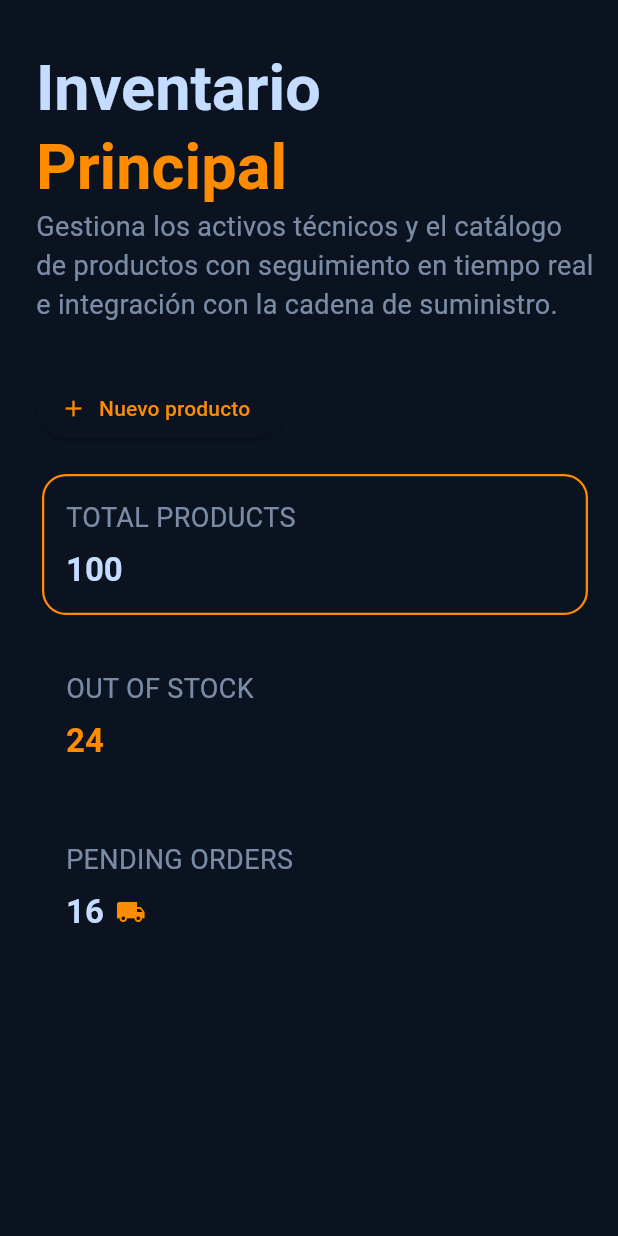
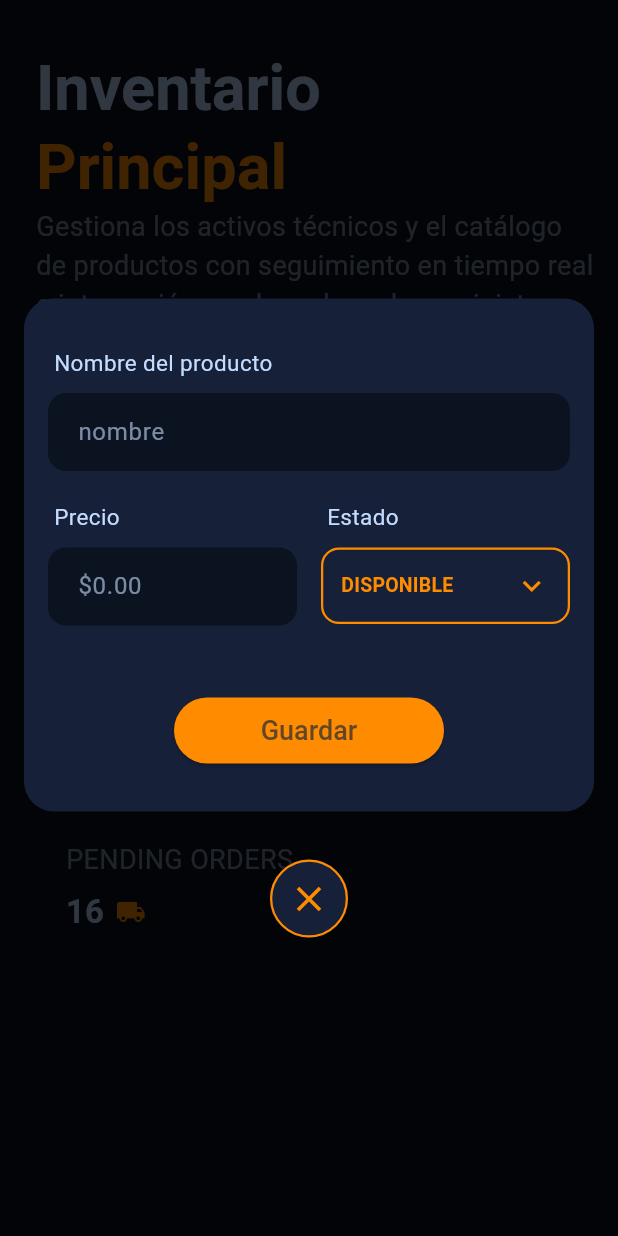
Before and after one commit to TAMOM-dev/coma, a Flutter app: the ProductsScreen widget shown alone on an empty page, opened directly, after a tap on "Nuevo producto", on a phone screen of 412 x 824 dp. Run offline on Flutter 3.47's test engine with Material 3 defaults, Android fonts, the phone set to English and light mode, and no system bars.

Commit message:
Add Product Dialog UI
Co-Authored-By: Claude Opus 5.5 <noreply@anthropic.com>

```diff
--- a/lib/features/home/screens/products_screen.dart
+++ b/lib/features/home/screens/products_screen.dart
@@ -1,4 +1,5 @@
 import 'package:coma/features/home/widgets/add_product_button.dart';
+import 'package:coma/features/home/widgets/add_product_dialog.dart';
 import 'package:coma/features/home/widgets/module_header.dart';
 import 'package:coma/features/home/widgets/stat_panel.dart';
 import 'package:flutter/material.dart';
@@ -22,8 +23,10 @@ class ProductsScreen extends StatelessWidget {
           SizedBox(height: 32),
           //*Body
           AddProductButton(
-            onPressed: () {
-              //TODO: Add product button implementation
+            onPressed: () async {
+              final product = await AddProductDialog.show(context);
+              //TODO: Persist the new product
+              if (product == null) return;
             },
           ),
           SizedBox(height: 16),
--- /dev/null
+++ b/lib/features/home/widgets/add_product_dialog.dart
@@ -0,0 +1,248 @@
+import 'package:coma/core/theme/app_colors.dart';
+import 'package:coma/data/models/product.dart';
+import 'package:flutter/material.dart';
+
+class AddProductDialog extends StatefulWidget {
+  const AddProductDialog({super.key});
+
+  //* Opens the dialog over a dimmed background. Returns the new product, or null if closed.
+  static Future<Product?> show(BuildContext context) {
+    return showGeneralDialog<Product>(
+      context: context,
+      barrierDismissible: true,
+      barrierLabel: 'Cerrar',
+      barrierColor: Colors.black.withValues(alpha: 0.75),
+      transitionDuration: const Duration(milliseconds: 200),
+      pageBuilder: (_, _, _) => const AddProductDialog(),
+      transitionBuilder: (_, animation, _, child) => FadeTransition(
+        opacity: animation,
+        child: ScaleTransition(
+          scale: Tween(begin: 0.95, end: 1.0).animate(
+            CurvedAnimation(parent: animation, curve: Curves.easeOut),
+          ),
+          child: child,
+        ),
+      ),
+    );
+  }
+
+  @override
+  State<AddProductDialog> createState() => _AddProductDialogState();
+}
+
+class _AddProductDialogState extends State<AddProductDialog> {
+  final _formKey = GlobalKey<FormState>();
+  final _nameController = TextEditingController();
+  final _priceController = TextEditingController();
+  ProductStatus _status = ProductStatus.available;
+
+  @override
+  void dispose() {
+    _nameController.dispose();
+    _priceController.dispose();
+    super.dispose();
+  }
+
+  //* Save Product
+  void _save() {
+    if (!_formKey.currentState!.validate()) return;
+    Navigator.of(context).pop(
+      Product(
+        name: _nameController.text.trim(),
+        status: _status,
+        price: double.parse(_priceController.text.replaceAll(',', '.')),
+      ),
+    );
+  }
+
+  //* Dialog UI
+  @override
+  Widget build(BuildContext context) {
+    return SafeArea(
+      child: Center(
+        child: SingleChildScrollView(
+          padding: const EdgeInsets.all(16),
+          child: Column(
+            mainAxisSize: MainAxisSize.min,
+            children: [
+              Material(
+                color: AppColors.appBarBackground,
+                borderRadius: BorderRadius.circular(20),
+                //* Form
+                child: Padding(
+                  padding: const EdgeInsets.fromLTRB(16, 32, 16, 32),
+                  child: Form(
+                    key: _formKey,
+                    child: Column(
+                      crossAxisAlignment: CrossAxisAlignment.start,
+                      children: [
+                        const _FieldLabel('Nombre del producto'),
+                        TextFormField(
+                          controller: _nameController,
+                          style: const TextStyle(color: AppColors.onSurface),
+                          decoration: _inputDecoration('nombre'),
+                          validator: (value) =>
+                              (value == null || value.trim().isEmpty) ? 'Requerido' : null,
+                        ),
+                        const SizedBox(height: 20),
+                        Row(
+                          crossAxisAlignment: CrossAxisAlignment.start,
+                          children: [
+                            Expanded(
+                              child: Column(
+                                crossAxisAlignment: CrossAxisAlignment.start,
+                                children: [
+                                  const _FieldLabel('Precio'),
+                                  TextFormField(
+                                    controller: _priceController,
+                                    keyboardType:
+                                        const TextInputType.numberWithOptions(decimal: true),
+                                    style: const TextStyle(color: AppColors.onSurface),
+                                    decoration: _inputDecoration('\$0.00'),
+                                    validator: (value) => double.tryParse(
+                                              (value ?? '').replaceAll(',', '.'),
+                                            ) ==
+                                            null
+                                        ? 'Inválido'
+                                        : null,
+                                  ),
+                                ],
+                              ),
+                            ),
+                            const SizedBox(width: 16),
+                            Expanded(
+                              child: Column(
+                                crossAxisAlignment: CrossAxisAlignment.start,
+                                children: [
+                                  const _FieldLabel('Estado'),
+                                  _StatusDropdown(
+                                    value: _status,
+                                    onChanged: (status) => setState(() => _status = status),
+                                  ),
+                                ],
+                              ),
+                            ),
+                          ],
+                        ),
+                        const SizedBox(height: 48),
+                        Center(
+                          child: SizedBox(
+                            width: 180,
+                            height: 44,
+                            child: ElevatedButton(
+                              onPressed: _save,
+                              style: ElevatedButton.styleFrom(
+                                backgroundColor: AppColors.primary,
+                                foregroundColor: AppColors.onPrimaryContainer,
+                                shape: const StadiumBorder(),
+                                textStyle: const TextStyle(
+                                  fontSize: 18,
+                                  fontWeight: FontWeight.w500,
+                                ),
+                              ),
+                              child: const Text('Guardar'),
+                            ),
+                          ),
+                        ),
+                      ],
+                    ),
+                  ),
+                ),
+              ),
+              const SizedBox(height: 32),
+              //* Close button
+              Material(
+                color: AppColors.appBarBackground,
+                shape: const CircleBorder(
+                  side: BorderSide(color: AppColors.primary, width: 1.5),
+                ),
+                child: IconButton(
+                  iconSize: 28,
+                  padding: const EdgeInsets.all(12),
+                  color: AppColors.primary,
+                  icon: const Icon(Icons.close),
+                  onPressed: () => Navigator.of(context).pop(),
+                ),
+              ),
+            ],
+          ),
+        ),
+      ),
+    );
+  }
+
+  InputDecoration _inputDecoration(String hint) {
+    return InputDecoration(
+      hintText: hint,
+      hintStyle: TextStyle(color: AppColors.onSurfaceVariant),
+      filled: true,
+      fillColor: AppColors.background,
+      contentPadding: const EdgeInsets.symmetric(horizontal: 16, vertical: 14),
+      border: OutlineInputBorder(
+        borderRadius: BorderRadius.circular(12),
+        borderSide: BorderSide.none,
+      ),
+    );
+  }
+}
+
+class _FieldLabel extends StatelessWidget {
+  final String text;
+  const _FieldLabel(this.text);
+
+  @override
+  Widget build(BuildContext context) {
+    return Padding(
+      padding: const EdgeInsets.only(left: 4, bottom: 10),
+      child: Text(
+        text,
+        style: const TextStyle(color: AppColors.onSurface, fontSize: 15),
+      ),
+    );
+  }
+}
+
+class _StatusDropdown extends StatelessWidget {
+  final ProductStatus value;
+  final ValueChanged<ProductStatus> onChanged;
+
+  const _StatusDropdown({required this.value, required this.onChanged});
+
+  @override
+  Widget build(BuildContext context) {
+    return Container(
+      padding: const EdgeInsets.symmetric(horizontal: 12),
+      decoration: BoxDecoration(
+        borderRadius: BorderRadius.circular(12),
+        border: Border.all(color: value.color, width: 1.5),
+      ),
+      child: DropdownButtonHideUnderline(
+        child: DropdownButton<ProductStatus>(
+          value: value,
+          isExpanded: true,
+          dropdownColor: AppColors.appBarBackground,
+          borderRadius: BorderRadius.circular(12),
+          icon: Icon(Icons.keyboard_arrow_down, color: value.color),
+          items: ProductStatus.values
+              .map(
+                (status) => DropdownMenuItem(
+                  value: status,
+                  child: Text(
+                    status.label,
+                    style: TextStyle(
+                      color: status.color,
+                      fontSize: 13,
+                      fontWeight: FontWeight.w600,
+                    ),
+                  ),
+                ),
+              )
+              .toList(),
+          onChanged: (status) {
+            if (status != null) onChanged(status);
+          },
+        ),
+      ),
+    );
+  }
+}
```
